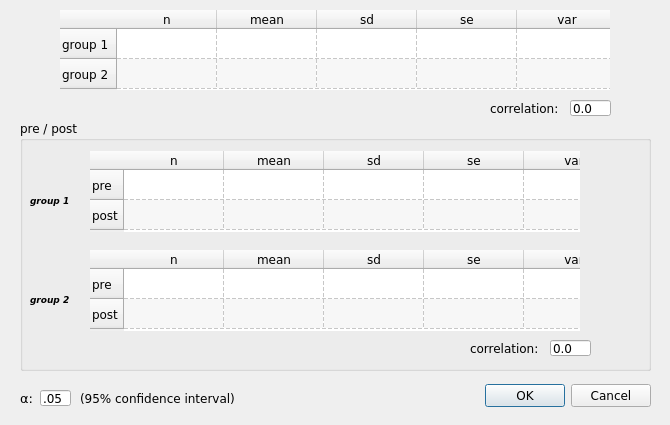
The window that continuous_data_form.ui (bwallace/OpenMeta-analyst-) describes before a commit, drawn with Qt 5.
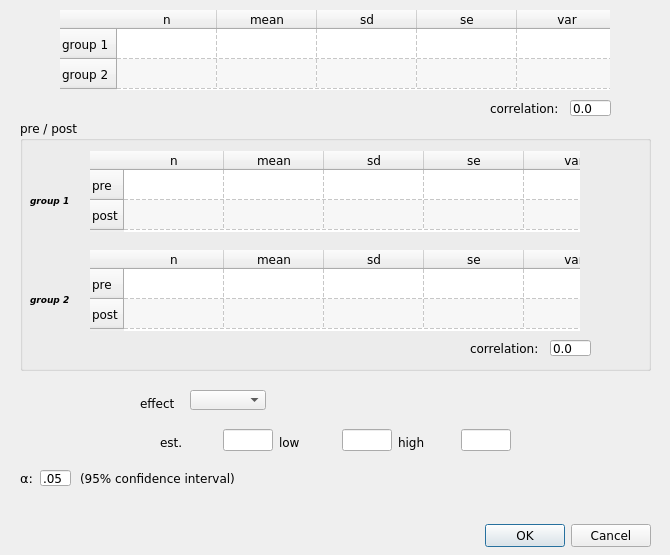
The same window after the commit. Icons and pictures are not drawn.

Patch:
```diff
--- a/continuous_data_form.ui
+++ b/continuous_data_form.ui
@@ -7,7 +7,7 @@
     <x>0</x>
     <y>0</y>
     <width>670</width>
-    <height>425</height>
+    <height>555</height>
    </rect>
   </property>
   <property name="minimumSize">
@@ -19,7 +19,7 @@
   <property name="maximumSize">
    <size>
     <width>670</width>
-    <height>452</height>
+    <height>555</height>
    </size>
   </property>
   <property name="font">
@@ -38,7 +38,7 @@
    <property name="geometry">
     <rect>
      <x>470</x>
-     <y>380</y>
+     <y>520</y>
      <width>181</width>
      <height>32</height>
     </rect>
@@ -439,7 +439,7 @@
    <property name="geometry">
     <rect>
      <x>20</x>
-     <y>390</y>
+     <y>470</y>
      <width>16</width>
      <height>16</height>
     </rect>
@@ -461,7 +461,7 @@
    <property name="geometry">
     <rect>
      <x>40</x>
-     <y>390</y>
+     <y>470</y>
      <width>31</width>
      <height>16</height>
     </rect>
@@ -474,7 +474,7 @@
    <property name="geometry">
     <rect>
      <x>80</x>
-     <y>390</y>
+     <y>470</y>
      <width>251</width>
      <height>16</height>
     </rect>
@@ -509,6 +509,178 @@
     <string>0.0</string>
    </property>
   </widget>
+  <widget class="QWidget" name="layoutWidget_4">
+   <property name="geometry">
+    <rect>
+     <x>160</x>
+     <y>420</y>
+     <width>351</width>
+     <height>41</height>
+    </rect>
+   </property>
+   <layout class="QGridLayout" name="gridLayout_3">
+    <item row="0" column="0">
+     <widget class="QLabel" name="label_14">
+      <property name="minimumSize">
+       <size>
+        <width>0</width>
+        <height>20</height>
+       </size>
+      </property>
+      <property name="maximumSize">
+       <size>
+        <width>16777215</width>
+        <height>20</height>
+       </size>
+      </property>
+      <property name="font">
+       <font>
+        <family>Verdana</family>
+       </font>
+      </property>
+      <property name="text">
+       <string>est.</string>
+      </property>
+      <property name="alignment">
+       <set>Qt::AlignBottom|Qt::AlignLeading|Qt::AlignLeft</set>
+      </property>
+     </widget>
+    </item>
+    <item row="0" column="2">
+     <widget class="QLabel" name="label_15">
+      <property name="maximumSize">
+       <size>
+        <width>16777215</width>
+        <height>20</height>
+       </size>
+      </property>
+      <property name="font">
+       <font>
+        <family>Verdana</family>
+       </font>
+      </property>
+      <property name="text">
+       <string>low</string>
+      </property>
+      <property name="alignment">
+       <set>Qt::AlignBottom|Qt::AlignLeading|Qt::AlignLeft</set>
+      </property>
+     </widget>
+    </item>
+    <item row="0" column="4">
+     <widget class="QLabel" name="label_16">
+      <property name="maximumSize">
+       <size>
+        <width>16777215</width>
+        <height>20</height>
+       </size>
+      </property>
+      <property name="font">
+       <font>
+        <family>Verdana</family>
+       </font>
+      </property>
+      <property name="text">
+       <string>high</string>
+      </property>
+      <property name="alignment">
+       <set>Qt::AlignBottom|Qt::AlignLeading|Qt::AlignLeft</set>
+      </property>
+     </widget>
+    </item>
+    <item row="0" column="1">
+     <widget class="QLineEdit" name="effect_txt_box">
+      <property name="minimumSize">
+       <size>
+        <width>50</width>
+        <height>22</height>
+       </size>
+      </property>
+      <property name="maximumSize">
+       <size>
+        <width>50</width>
+        <height>22</height>
+       </size>
+      </property>
+     </widget>
+    </item>
+    <item row="0" column="3">
+     <widget class="QLineEdit" name="low_txt_box">
+      <property name="minimumSize">
+       <size>
+        <width>50</width>
+        <height>22</height>
+       </size>
+      </property>
+      <property name="maximumSize">
+       <size>
+        <width>50</width>
+        <height>22</height>
+       </size>
+      </property>
+     </widget>
+    </item>
+    <item row="0" column="5">
+     <widget class="QLineEdit" name="high_txt_box">
+      <property name="minimumSize">
+       <size>
+        <width>50</width>
+        <height>22</height>
+       </size>
+      </property>
+      <property name="maximumSize">
+       <size>
+        <width>50</width>
+        <height>22</height>
+       </size>
+      </property>
+     </widget>
+    </item>
+   </layout>
+  </widget>
+  <widget class="QLabel" name="label_13">
+   <property name="geometry">
+    <rect>
+     <x>140</x>
+     <y>380</y>
+     <width>91</width>
+     <height>31</height>
+    </rect>
+   </property>
+   <property name="font">
+    <font>
+     <family>Verdana</family>
+    </font>
+   </property>
+   <property name="text">
+    <string>effect</string>
+   </property>
+   <property name="alignment">
+    <set>Qt::AlignBottom|Qt::AlignLeading|Qt::AlignLeft</set>
+   </property>
+  </widget>
+  <widget class="QComboBox" name="effect_cbo_box">
+   <property name="geometry">
+    <rect>
+     <x>190</x>
+     <y>390</y>
+     <width>76</width>
+     <height>20</height>
+    </rect>
+   </property>
+   <property name="minimumSize">
+    <size>
+     <width>76</width>
+     <height>20</height>
+    </size>
+   </property>
+   <property name="maximumSize">
+    <size>
+     <width>76</width>
+     <height>20</height>
+    </size>
+   </property>
+  </widget>
  </widget>
  <resources>
   <include location="../OpenMeta/images/icons.qrc"/>
```
Left out of the diff: 4 changed lines with no effect on the pictures.
